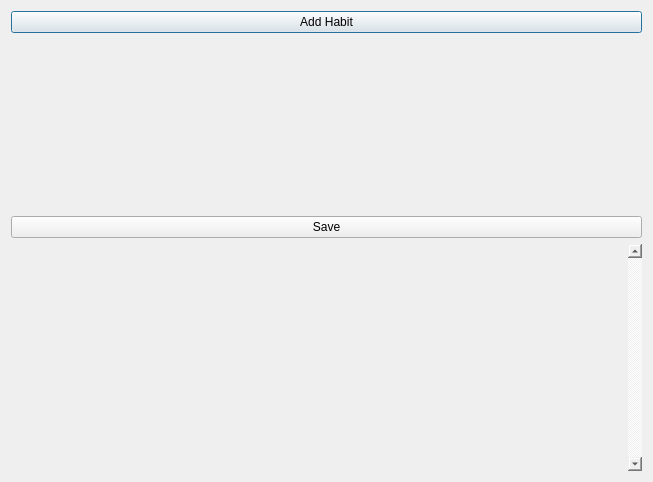
Old version of the form Code/PaperFriend/all_habits.ui in the repository RomainPuech/Paper-Friend.
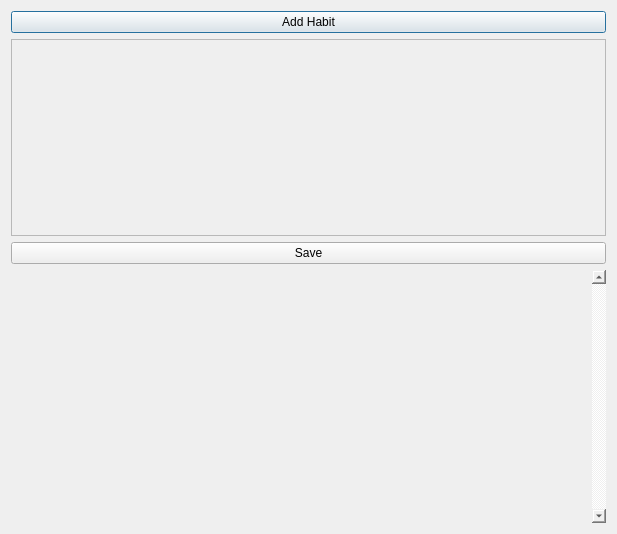
New version of the form.

Commit message: Added feedback when saving new entered habits (pop up message). Fixed a bug when adding habit, then before saving it, deleting it and then save, app would crash because of the way i used to save the file habits.txt. Fixed issue where user coud save several times same habit. Fixed display when adding habit, added scroll area. Fixed issue where we would ask several times the user if he had done the habit although he had already answered before.

```diff
--- a/Code/PaperFriend/all_habits.ui
+++ b/Code/PaperFriend/all_habits.ui
@@ -6,8 +6,8 @@
    <rect>
     <x>0</x>
     <y>0</y>
-    <width>653</width>
-    <height>482</height>
+    <width>617</width>
+    <height>534</height>
    </rect>
   </property>
   <property name="windowTitle">
@@ -24,21 +24,30 @@
       </widget>
      </item>
      <item>
-      <layout class="QGridLayout" name="habits_cell_layout">
-       <item row="0" column="0">
-        <spacer name="verticalSpacer">
-         <property name="orientation">
-          <enum>Qt::Vertical</enum>
-         </property>
-         <property name="sizeHint" stdset="0">
-          <size>
-           <width>20</width>
-           <height>40</height>
-          </size>
-         </property>
-        </spacer>
-       </item>
-      </layout>
+      <widget class="QScrollArea" name="scroll_area">
+       <property name="widgetResizable">
+        <bool>true</bool>
+       </property>
+       <widget class="QWidget" name="scrollAreaWidgetContents">
+        <property name="geometry">
+         <rect>
+          <x>0</x>
+          <y>0</y>
+          <width>589</width>
+          <height>168</height>
+         </rect>
+        </property>
+        <layout class="QHBoxLayout" name="horizontalLayout">
+         <item>
+          <layout class="QVBoxLayout" name="habits_cell_layout">
+           <property name="sizeConstraint">
+            <enum>QLayout::SetNoConstraint</enum>
+           </property>
+          </layout>
+         </item>
+        </layout>
+       </widget>
+      </widget>
      </item>
      <item>
       <widget class="QPushButton" name="save_habit_button">
```
The commit also changes 4 other files.
